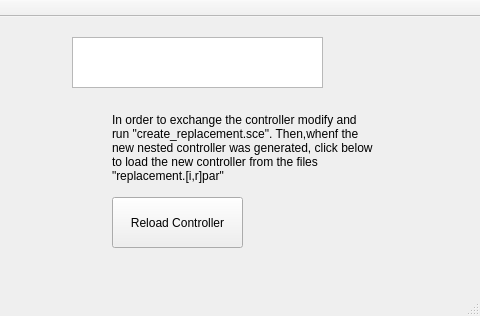
Qt form modules/nested/demo/online_replacement/gui/guiinterface.ui (OpenRTDynamics/ORTD) before a commit; both pictures show x 358 to 838 and y 0 to 316 of the 838 by 316 pixel window.
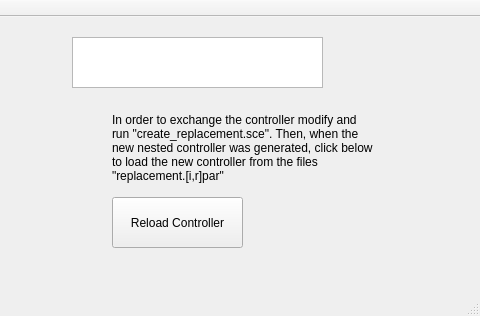
The same form after that commit. Custom widgets are drawn as their Qt base class.

The edit to the form file:
```diff
--- a/modules/nested/demo/online_replacement/gui/guiinterface.ui
+++ b/modules/nested/demo/online_replacement/gui/guiinterface.ui
@@ -76,7 +76,7 @@
      </rect>
     </property>
     <property name="text">
-     <string>In order to exchange the controller modify and run &quot;create_replacement.sce&quot;. Then,whenf the new nested controller was generated, click below to load the new controller from the files &quot;replacement.[i,r]par&quot;</string>
+     <string>In order to exchange the controller modify and run &quot;create_replacement.sce&quot;. Then, when the new nested controller was generated, click below to load the new controller from the files &quot;replacement.[i,r]par&quot;</string>
     </property>
     <property name="wordWrap">
      <bool>true</bool>
```
